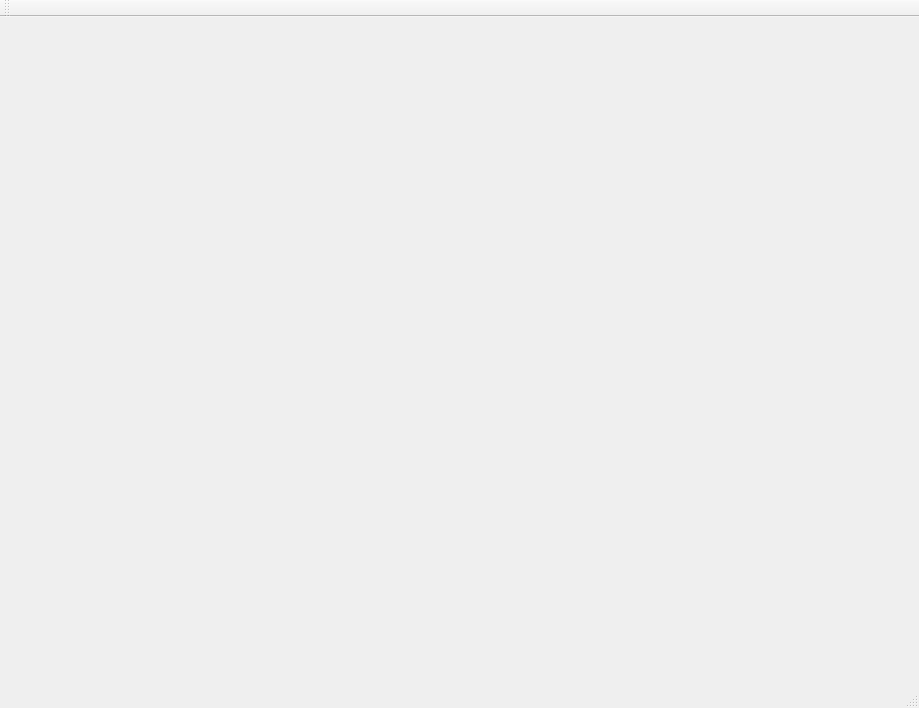
The window that mainwindow.ui (erichvickers/CS1C-Project-2) describes before a commit, drawn with Qt 5.
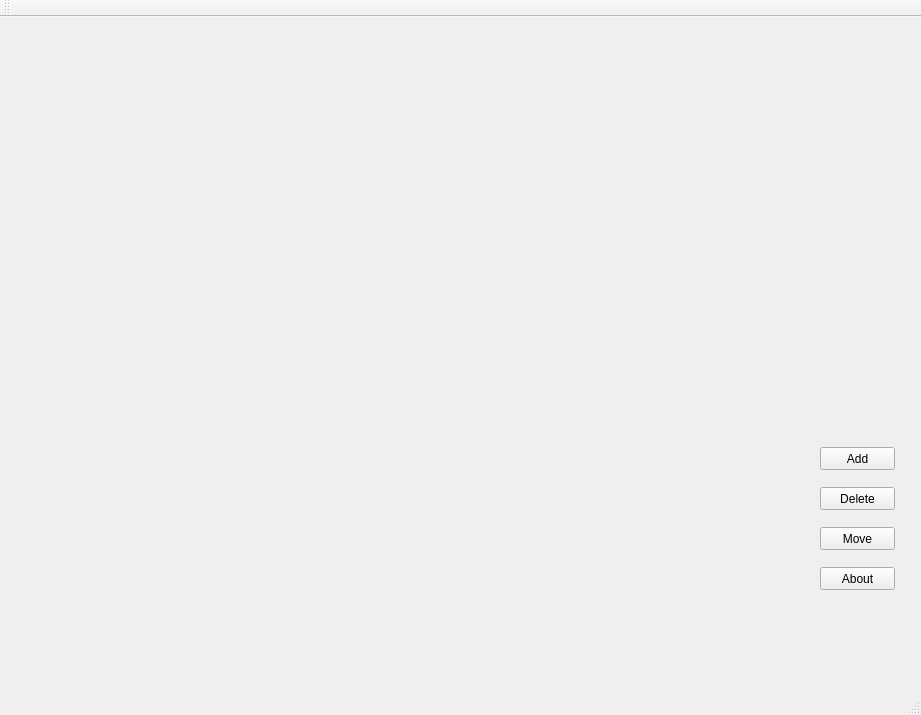
The same window after the commit.

The edit to the form file:
```diff
--- a/mainwindow.ui
+++ b/mainwindow.ui
@@ -6,14 +6,67 @@
    <rect>
     <x>0</x>
     <y>0</y>
-    <width>919</width>
-    <height>708</height>
+    <width>921</width>
+    <height>715</height>
    </rect>
   </property>
   <property name="windowTitle">
    <string>MainWindow</string>
   </property>
-  <widget class="QWidget" name="centralWidget"/>
+  <widget class="QWidget" name="centralWidget">
+   <widget class="QPushButton" name="addButton">
+    <property name="geometry">
+     <rect>
+      <x>820</x>
+      <y>430</y>
+      <width>75</width>
+      <height>23</height>
+     </rect>
+    </property>
+    <property name="text">
+     <string>Add</string>
+    </property>
+   </widget>
+   <widget class="QPushButton" name="deleteButton">
+    <property name="geometry">
+     <rect>
+      <x>820</x>
+      <y>470</y>
+      <width>75</width>
+      <height>23</height>
+     </rect>
+    </property>
+    <property name="text">
+     <string>Delete</string>
+    </property>
+   </widget>
+   <widget class="QPushButton" name="moveButton">
+    <property name="geometry">
+     <rect>
+      <x>820</x>
+      <y>510</y>
+      <width>75</width>
+      <height>23</height>
+     </rect>
+    </property>
+    <property name="text">
+     <string>Move</string>
+    </property>
+   </widget>
+   <widget class="QPushButton" name="pushButton">
+    <property name="geometry">
+     <rect>
+      <x>820</x>
+      <y>550</y>
+      <width>75</width>
+      <height>23</height>
+     </rect>
+    </property>
+    <property name="text">
+     <string>About</string>
+    </property>
+   </widget>
+  </widget>
   <widget class="QMenuBar" name="menuBar">
    <property name="geometry">
     <rect>
```
Left out of the diff: 2 changed lines with no effect on the pictures.
